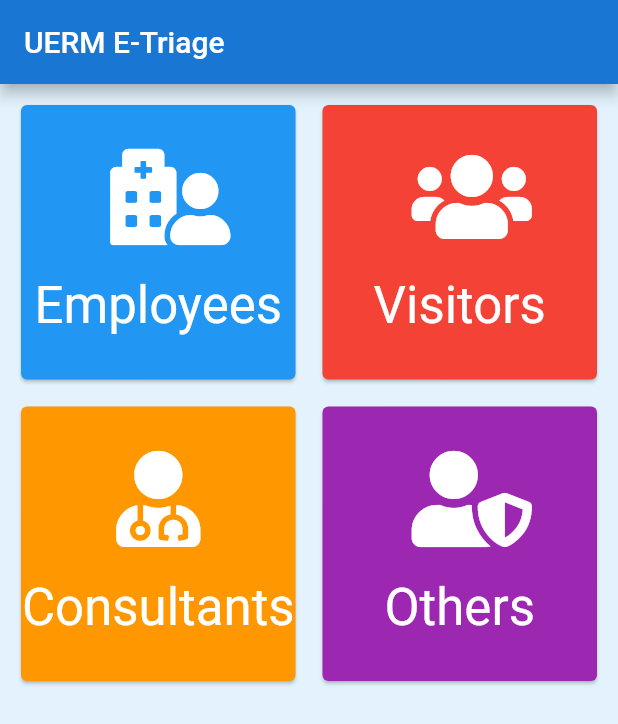
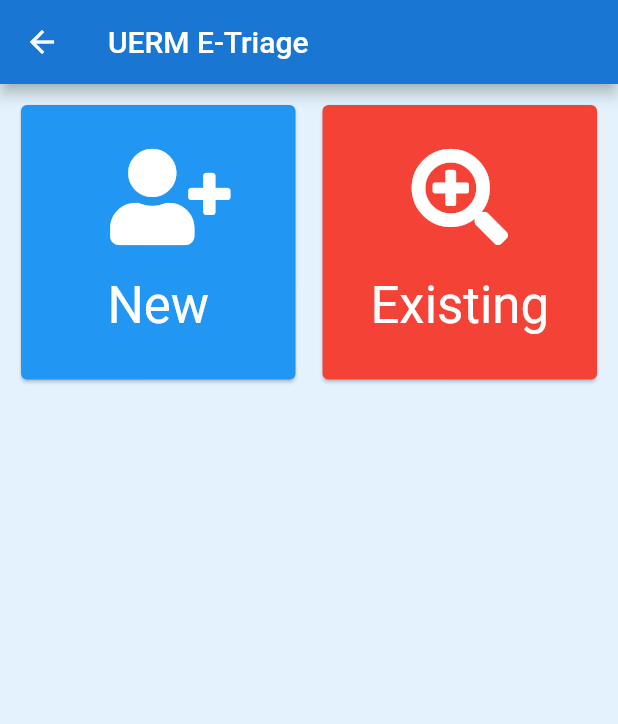
Before and after one commit to jommar/uerm_e_triage, a Flutter app: the screen it shows after launch, after a tap on "Visitors", on a phone screen of 412 x 824 dp. Shown: the top 724 px of the screen. Run offline on Flutter 3.47's test engine with Material 2 defaults, Android fonts, the light colour scheme and no system bars; our stand-ins replace flutter_form_builder, font_awesome_flutter.

Commit message:
Added Visitors Form

```diff
--- /dev/null
+++ b/lib/components/NavigatorWidget.dart
@@ -0,0 +1,69 @@
+import 'package:flutter/material.dart';
+import 'package:font_awesome_flutter/font_awesome_flutter.dart';
+
+class NavigatorWidget extends StatelessWidget {
+  List _pages = [
+    {
+      'title': 'New',
+      'color': Colors.blue,
+      'icon': FontAwesomeIcons.userPlus,
+      'route': '/register',
+    },
+    {
+      'title': 'Existing',
+      'color': Colors.red,
+      'icon': FontAwesomeIcons.searchPlus,
+      'route': '/search',
+    },
+  ];
+  @override
+  Widget build(BuildContext context) {
+    return Scaffold(
+      appBar: AppBar(
+        title: Text('UERM E-Triage'),
+      ),
+      body: GridView.builder(
+        gridDelegate: SliverGridDelegateWithFixedCrossAxisCount(
+            crossAxisCount: 2, crossAxisSpacing: 10, mainAxisSpacing: 10),
+        padding: EdgeInsets.all(10),
+        itemCount: _pages.length,
+        itemBuilder: (context, index) {
+          Map currentPage = _pages[index];
+          return InkWell(
+            onTap: () {
+              Navigator.of(context).pushNamed(currentPage['route']);
+            },
+            child: Card(
+              child: Column(
+                mainAxisAlignment: MainAxisAlignment.center,
+                crossAxisAlignment: CrossAxisAlignment.center,
+                children: [
+                  LayoutBuilder(
+                    builder: (context, constraints) {
+                      return Icon(
+                        currentPage['icon'],
+                        size: constraints.maxWidth * .35,
+                        color: Colors.white,
+                      );
+                    },
+                  ),
+                  SizedBox(
+                    height: 20,
+                  ),
+                  Text(
+                    currentPage['title'],
+                    style: Theme.of(context).textTheme.headline4.copyWith(
+                          color: Colors.white,
+                        ),
+                    textAlign: TextAlign.center,
+                  ),
+                ],
+              ),
+              color: currentPage['color'],
+            ),
+          );
+        },
+      ),
+    );
+  }
+}
--- a/lib/main.dart
+++ b/lib/main.dart
@@ -1,12 +1,16 @@
 import 'package:flutter/material.dart';
 import 'package:font_awesome_flutter/font_awesome_flutter.dart';
 import 'package:provider/provider.dart';
+import 'package:triage/components/NavigatorWidget.dart';
+import 'package:triage/components/RegisterWidget.dart';
+import 'package:triage/components/SearchWidget.dart';
 import 'package:triage/models/AuthProvider.dart';
 import 'package:triage/models/EmployeeProvider.dart';
 import 'package:triage/models/HealthDeclarationProvider.dart';
 import 'package:triage/screens/HealthDeclarationStatusScreen.dart';
 import 'package:triage/screens/employee/EmployeeScreen.dart';
 import 'package:triage/screens/healthDeclaration/HealthDeclarationScreen.dart';
+import 'package:triage/screens/visitor/VisitorScreen.dart';
 
 void main() {
   runApp(MyApp());
@@ -45,6 +49,8 @@
           '/health-declaration': (_) => HealthDeclarationScreen(),
           '/employees': (_) => EmployeeScreen(),
           '/health-declaration-status': (_) => HealthDeclarationStatusScreen(),
+          '/navigation': (_) => NavigatorWidget(),
+          '/register': (_) => RegisterWidget(),
         },
       ),
     );
@@ -63,19 +69,19 @@
       'title': 'Visitors',
       'color': Colors.red,
       'icon': FontAwesomeIcons.users,
-      'route': '/visitors',
+      'route': '/navigation',
     },
     {
       'title': 'Consultants',
       'color': Colors.orange,
       'icon': FontAwesomeIcons.userMd,
-      'route': '/consultants',
+      'route': '/navigation',
     },
     {
       'title': 'Others',
       'color': Colors.purple,
       'icon': FontAwesomeIcons.userShield,
-      'route': '/others',
+      'route': '/navigation',
     },
   ];
   @override
--- a/lib/screens/healthDeclaration/HealthDeclarationScreen.dart
+++ b/lib/screens/healthDeclaration/HealthDeclarationScreen.dart
@@ -110,7 +110,7 @@
                             ),
                             BodyWidget(
                               label:
-                                  'In line with the Republic Act 11332 "Mandatory Reporting of Notifiable Diseases and Health Events of Public Health Concern Act", and to assure the safety and protection of the general public, please fill out this HEALTH DECLARATION FORM truthfully. This required information will be used in accordance with the law. Any incorrect information provided will be dealth with accordingly. Submit yourself for temperature checking and recording, and proceed to completing the information. Thank you.',
+                                  'In line with the Republic Act 11332 "Mandatory Reporting of Notifiable Diseases and Health Events of Public Health Concern Act", and to assure the safety and protection of the general public, please fill out this HEALTH DECLARATION FORM truthfully. This required information will be used in accordance with the law. Any incorrect information provided will be dealth with accordingly. Submit yourself for temperature checking and recording, and procedd to completing the information. Thank you.',
                             ),
                           ],
                         );
```
Also changed, not shown: lib/components/RegisterWidget.dart (added, +16 -0 lines), lib/components/SearchWidget.dart (added, +17 -0 lines), lib/components/forms/RegisterForm.dart (added, +106 -0 lines), lib/components/forms/SearchForm.dart (added, +68 -0 lines), lib/screens/consultant/ConsultantScreen.dart (added, +19 -0 lines), lib/screens/consultant/SearchConsultantForm.dart (added, +229 -0 lines), lib/screens/visitor/VisitorScreen.dart (added, +64 -0 lines).
